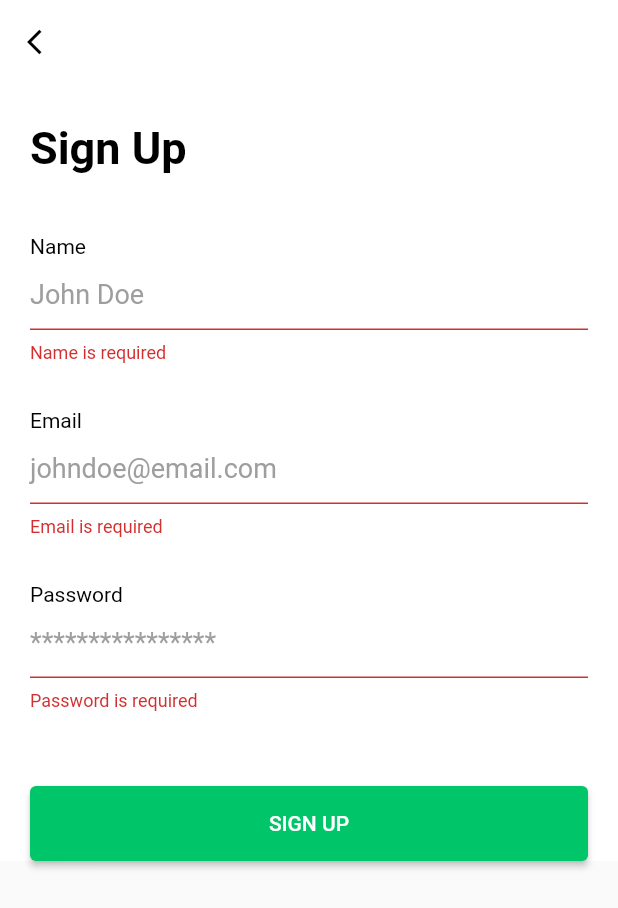
After one commit to ahmedmandur/flutter_ecommerce, a Flutter app: the RegisterScreen screen opened directly, after a tap on "SIGN UP", on a phone screen of 412 x 824 dp. The commit adds this screen. Shown: the top 908 px of the screen. Run offline on Flutter 3.47's test engine with Material 2 defaults, Android fonts, the phone set to English and light mode, and no system bars; our stand-ins replace cloud_firestore, firebase_auth, firebase_core, get, google_sign_in; missing offline and left inert: flutter_facebook_auth; accounts and stored records are empty; network calls fail.

Commit message:
add registration flow with storing user to firestore

```diff
--- /dev/null
+++ b/lib/core/services/firestore_user.dart
@@ -0,0 +1,11 @@
+import 'package:cloud_firestore/cloud_firestore.dart';
+import 'package:ecommerce/models/auth/user_model.dart';
+
+class FireStoreUser {
+  final CollectionReference _userCollection =
+      FirebaseFirestore.instance.collection('users');
+
+  Future addUser(UserModel userModel) async {
+    return await _userCollection.doc(userModel.userId).set(userModel.toJson());
+  }
+}
--- a/lib/main.dart
+++ b/lib/main.dart
@@ -1,4 +1,3 @@
-import 'package:ecommerce/screens/login_screen.dart';
 import 'package:ecommerce/widgets/control_view.dart';
 import 'package:firebase_core/firebase_core.dart';
 import 'package:flutter/material.dart';
--- /dev/null
+++ b/lib/models/auth/user_model.dart
@@ -0,0 +1,16 @@
+class UserModel {
+  String? userId = "", email = "", name = "", pic = "";
+
+  UserModel({this.userId, this.email, this.name, this.pic});
+
+  UserModel.fromJson(Map<String, dynamic> json) {
+    userId = json['userId'];
+    email = json['email'];
+    name = json['name'];
+    pic = json['pic'];
+  }
+
+  toJson() {
+    return {'userId': userId, 'email': email, 'name': name, 'pic': pic};
+  }
+}
--- a/lib/screens/login_screen.dart
+++ b/lib/screens/auth/login_screen.dart
@@ -1,9 +1,11 @@
 import 'package:ecommerce/core/constants/colors.dart';
 import 'package:ecommerce/core/controllers/auth_controller.dart';
+import 'package:ecommerce/screens/auth/register_screen.dart';
 import 'package:ecommerce/widgets/controls/custom_button.dart';
 import 'package:ecommerce/widgets/controls/custom_input.dart';
 import 'package:ecommerce/widgets/controls/custom_text.dart';
 import 'package:flutter/material.dart';
+import 'package:get/get.dart';
 import 'package:get/get_state_manager/get_state_manager.dart';
 
 class LoginScreen extends GetWidget<AuthController> {
@@ -30,6 +32,10 @@ class LoginScreen extends GetWidget<AuthController> {
                         CustomText(
                           text: "Sign Up",
                           color: PRIMARY_COLOR,
+                          onTap: () {
+                            print('object');
+                            Get.to(RegisterScreen());
+                          },
                         ),
                       ]),
                   SizedBox(
--- /dev/null
+++ b/lib/screens/auth/register_screen.dart
@@ -0,0 +1,123 @@
+import 'package:ecommerce/core/controllers/auth_controller.dart';
+import 'package:ecommerce/widgets/controls/custom_button.dart';
+import 'package:ecommerce/widgets/controls/custom_input.dart';
+import 'package:ecommerce/widgets/controls/custom_text.dart';
+import 'package:flutter/material.dart';
+import 'package:get/get.dart';
+import 'package:get/get_state_manager/get_state_manager.dart';
+
+class RegisterScreen extends GetWidget<AuthController> {
+  final globalKey = GlobalKey<FormState>();
+
+  @override
+  Widget build(BuildContext context) {
+    return Scaffold(
+      appBar: AppBar(
+        backgroundColor: Colors.white,
+        elevation: 0,
+        leading: IconButton(
+          icon: Icon(
+            Icons.arrow_back_ios,
+            color: Colors.black,
+            size: 20.0,
+          ),
+          onPressed: () {
+            Get.back();
+          },
+        ),
+      ),
+      body: Container(
+        color: Colors.white,
+        child: SingleChildScrollView(
+          child: Padding(
+              padding:
+                  const EdgeInsets.only(top: 25.0, right: 20.0, left: 20.0),
+              child: Form(
+                key: globalKey,
+                child: Column(
+                  children: [
+                    Row(
+                        mainAxisAlignment: MainAxisAlignment.spaceBetween,
+                        children: [
+                          CustomText(
+                            text: "Sign Up",
+                            size: 30.0,
+                            fontWeight: FontWeight.bold,
+                          ),
+                        ]),
+                    SizedBox(
+                      height: 10.0,
+                    ),
+                    SizedBox(
+                      height: 30.0,
+                    ),
+                    Column(
+                      children: [
+                        CustomInput(
+                          labelText: "Name",
+                          hintText: "John Doe",
+                          onSaved: (value) {
+                            controller.name = value ?? "";
+                          },
+                          validator: (value) {
+                            if (value == null || value.isEmpty) {
+                              return "Name is required";
+                            }
+                            return null;
+                          },
+                        ),
+                        SizedBox(
+                          height: 30.0,
+                        ),
+                        CustomInput(
+                          labelText: "Email",
+                          hintText: "johndoe@email.com",
+                          onSaved: (value) {
+                            controller.email = value ?? "";
+                          },
+                          validator: (value) {
+                            if (value == null || value.isEmpty) {
+                              return "Email is required";
+                            }
+                            return null;
+                          },
+                        ),
+                        SizedBox(
+                          height: 30.0,
+                        ),
+                        CustomInput(
+                          labelText: "Password",
+                          hintText: "****************",
+                          isPassword: true,
+                          onSaved: (value) {
+                            controller.password = value ?? "";
+                          },
+                          validator: (value) {
+                            if (value == null || value.isEmpty) {
+                              return "Password is required";
+                            }
+                            return null;
+                          },
+                        ),
+                        SizedBox(
+                          height: 50.0,
+                        ),
+                        CustomButton(
+                          text: "SIGN UP",
+                          onPressed: () {
+                            globalKey.currentState!.save();
+                            if (globalKey.currentState!.validate()) {
+                              controller.signUpWithEmailAndPassword();
+                            }
+                          },
+                        ),
+                      ],
+                    )
+                  ],
+                ),
+              )),
+        ),
+      ),
+    );
+  }
+}
--- a/lib/widgets/control_view.dart
+++ b/lib/widgets/control_view.dart
@@ -1,6 +1,6 @@
 import 'package:ecommerce/core/controllers/auth_controller.dart';
 import 'package:ecommerce/screens/home_screen.dart';
-import 'package:ecommerce/screens/login_screen.dart';
+import 'package:ecommerce/screens/auth/login_screen.dart';
 import 'package:flutter/material.dart';
 import 'package:get/get_state_manager/get_state_manager.dart';
 import 'package:get/get.dart';
--- a/lib/widgets/controls/custom_text.dart
+++ b/lib/widgets/controls/custom_text.dart
@@ -6,17 +6,21 @@ class CustomText extends StatelessWidget {
   Color color;
   FontWeight fontWeight;
   Alignment alignment;
+  Function()? onTap;
 
   CustomText(
       {required this.text,
       this.size = 18.0,
       this.color = Colors.black,
       this.fontWeight = FontWeight.normal,
-      this.alignment = Alignment.topLeft});
+      this.alignment = Alignment.topLeft,
+      this.onTap});
 
   @override
   Widget build(BuildContext context) {
-    return Container(
+    return GestureDetector(
+      onTap: onTap,
+      child: Container(
         alignment: this.alignment,
         child: Text(
           this.text,
@@ -25,6 +29,7 @@ class CustomText extends StatelessWidget {
               fontWeight: this.fontWeight,
               color: this.color),
         ),
+      ),
     );
   }
 }
--- a/pubspec.yaml
+++ b/pubspec.yaml
@@ -32,6 +32,7 @@ dependencies:
   firebase_auth: ^3.2.0
   firebase_core: ^1.10.0
   flutter_facebook_auth: ^3.5.6
+  cloud_firestore: ^3.1.0
 
 dev_dependencies:
   flutter_test:
```
Also changed, not shown: lib/core/controllers/auth_controller.dart (+65 -7 lines), pubspec.lock. Lines whose indentation alone changed are shown as unchanged.
